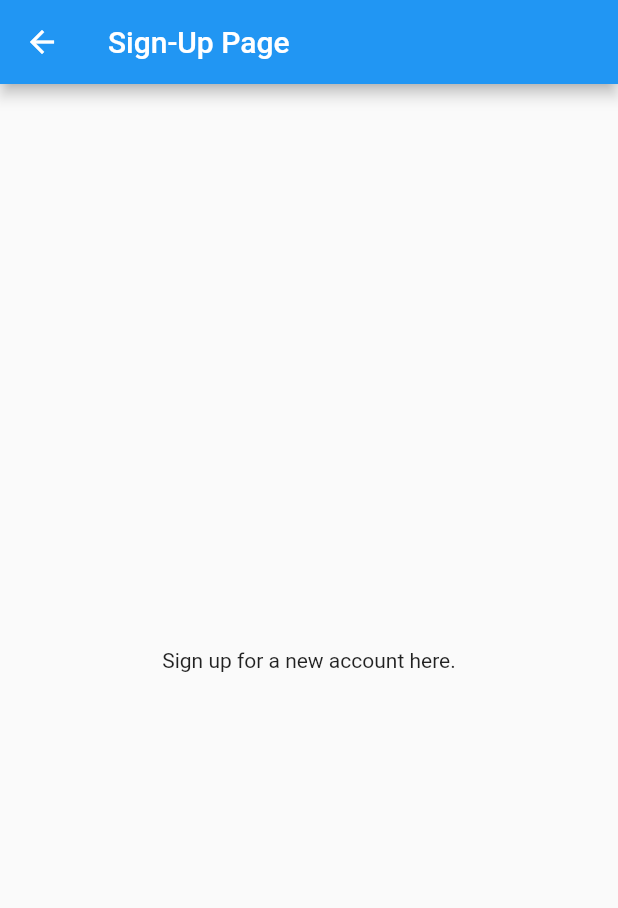
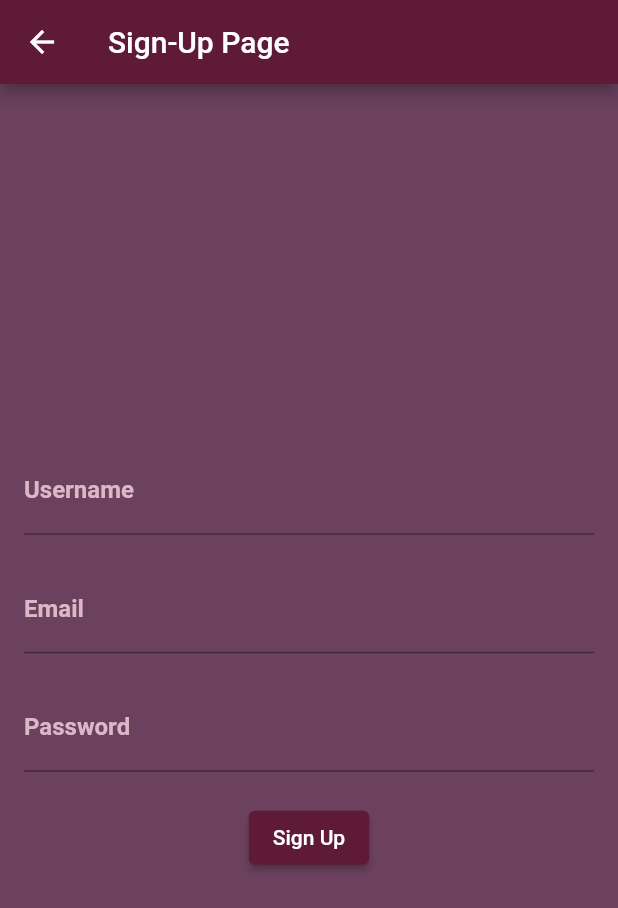
Before and after one commit to bounswe/bounswe2023group7, a Flutter app: the LoginPage screen opened directly, after a tap on "Create an account", on a phone screen of 412 x 824 dp. Shown: the top 908 px of the screen. Run offline on Flutter 3.47's test engine with Material 2 defaults, Android fonts, the light colour scheme and no system bars; our stand-ins replace font_awesome_flutter.

Commit message:
Updated the colors and buttons of login and signup

```diff
--- a/ludos/mobile/lib/main.dart
+++ b/ludos/mobile/lib/main.dart
@@ -1,4 +1,6 @@
 import 'package:flutter/material.dart';
+import 'package:font_awesome_flutter/font_awesome_flutter.dart';
+
 
 void main() => runApp(MaterialApp(
   home: Home(),
@@ -284,30 +286,78 @@ class LoginPage extends StatelessWidget {
           mainAxisAlignment: MainAxisAlignment.center,
           children: <Widget>[
             const TextField(
-              decoration: InputDecoration(labelText: 'Email'),
+              decoration: InputDecoration(
+                labelText: 'Email',
+                labelStyle: TextStyle(
+                    color: Color.fromARGB(255, 219, 184, 199),
+                    fontWeight: FontWeight.bold),
+                focusedBorder: UnderlineInputBorder(
+                  borderSide:
+                      BorderSide(color: const Color(0xFF5f1a37), width: 2.0),
+                ),
+              ),
+              cursorColor: const Color(0xFF5f1a37),
             ),
             const SizedBox(height: 20),
             const TextField(
               obscureText: true,
-              decoration: InputDecoration(labelText: 'Password'),
+              decoration: InputDecoration(
+                labelText: 'Password',
+                labelStyle: TextStyle(
+                    color: Color.fromARGB(255, 219, 184, 199),
+                    fontWeight: FontWeight.bold),
+                focusedBorder: UnderlineInputBorder(
+                  borderSide:
+                      BorderSide(color: const Color(0xFF5f1a37), width: 2.0),
+                ),
+              ),
+              cursorColor: const Color(0xFF5f1a37),
             ),
             const SizedBox(height: 20),
             ElevatedButton(
+              style: ElevatedButton.styleFrom(
+                  backgroundColor: const Color(0xFF5f1a37)),
               onPressed: () {
                 // Perform login logic here (not included in this example).
                 // You can add your authentication logic to validate the email and password.
               },
-              child: Text('Login'),
+              child: const Text('Login'),
             ),
-            SizedBox(height: 20),
+            const SizedBox(height: 20),
+            Row(
+              mainAxisAlignment: MainAxisAlignment.center,
+              children: [
+                IconButton(
+                    iconSize: 50,
+                    color: Colors.white,
+                    onPressed: () {},
+                    icon: const Icon(FontAwesomeIcons.facebook, size: 40.0)),
+                IconButton(
+                    iconSize: 50,
+                    color: Colors.white,
+                    onPressed: () {},
+                    icon: const Icon(FontAwesomeIcons.instagram, size: 40.0)),
+                IconButton(
+                    iconSize: 50,
+                    color: Colors.white,
+                    onPressed: () {},
+                    icon: const Icon(FontAwesomeIcons.google, size: 40.0)),
+              ],
+            ),
+            const SizedBox(height: 20),
             TextButton(
+              style: TextButton.styleFrom(
+                  backgroundColor: const Color(0xFF5f1a37)),
               onPressed: () {
                 // Navigate to the sign-up page when the button is pressed.
                 Navigator.of(context).push(MaterialPageRoute(
                   builder: (context) => SignUpPage(),
                 ));
               },
-              child: const Text('Create an account'),
+              child: const Text(
+                'Create an account',
+                style: TextStyle(color: Colors.white),
+              ),
             ),
           ],
         ),
@@ -320,12 +370,66 @@ class SignUpPage extends StatelessWidget {
   @override
   Widget build(BuildContext context) {
     return Scaffold(
-      appBar: AppBar(
-        title: const Text('Sign-Up Page'),
-      ),
-      body: const Center(
-        child: Text('Sign up for a new account here.'),
-      ),
-    );
+        backgroundColor: const Color(0xFF6b415e),
+        appBar: AppBar(
+          backgroundColor: const Color(0xFF5f1a37),
+          title: const Text('Sign-Up Page'),
+        ),
+        body: Padding(
+          padding: EdgeInsets.all(16.0),
+          child: Column(
+            mainAxisAlignment: MainAxisAlignment.center,
+            children: <Widget>[
+              const TextField(
+                decoration: InputDecoration(
+                  labelText: 'Username',
+                  labelStyle: TextStyle(
+                      color: Color.fromARGB(255, 219, 184, 199),
+                      fontWeight: FontWeight.bold),
+                  focusedBorder: UnderlineInputBorder(
+                    borderSide:
+                        BorderSide(color: Color(0xFF5f1a37), width: 2.0),
+                  ),
+                ),
+                cursorColor: Color(0xFF5f1a37),
+              ),
+              const SizedBox(height: 20),
+              const TextField(
+                decoration: InputDecoration(
+                  labelText: 'Email',
+                  labelStyle: TextStyle(
+                      color: Color.fromARGB(255, 219, 184, 199),
+                      fontWeight: FontWeight.bold),
+                  focusedBorder: UnderlineInputBorder(
+                    borderSide:
+                        BorderSide(color: Color(0xFF5f1a37), width: 2.0),
+                  ),
+                ),
+                cursorColor: Color(0xFF5f1a37),
+              ),
+              const SizedBox(height: 20),
+              const TextField(
+                obscureText: true,
+                decoration: InputDecoration(
+                  labelText: 'Password',
+                  labelStyle: TextStyle(
+                      color: Color.fromARGB(255, 219, 184, 199),
+                      fontWeight: FontWeight.bold),
+                  focusedBorder: UnderlineInputBorder(
+                    borderSide:
+                        BorderSide(color: const Color(0xFF5f1a37), width: 2.0),
+                  ),
+                ),
+                cursorColor: const Color(0xFF5f1a37),
+              ),
+              const SizedBox(height: 20),
+              ElevatedButton(
+                  style: ElevatedButton.styleFrom(
+                      backgroundColor: const Color(0xFF5f1a37)),
+                  onPressed: () {},
+                  child: const Text("Sign Up"))
+            ],
+          ),
+        ));
   }
 }
--- a/ludos/mobile/pubspec.yaml
+++ b/ludos/mobile/pubspec.yaml
@@ -30,6 +30,8 @@ environment:
 dependencies:
   flutter:
     sdk: flutter
+  font_awesome_flutter: 10.6.0
+
 
 
   # The following adds the Cupertino Icons font to your application.
```
Also changed, not shown: ludos/mobile/pubspec.lock.
